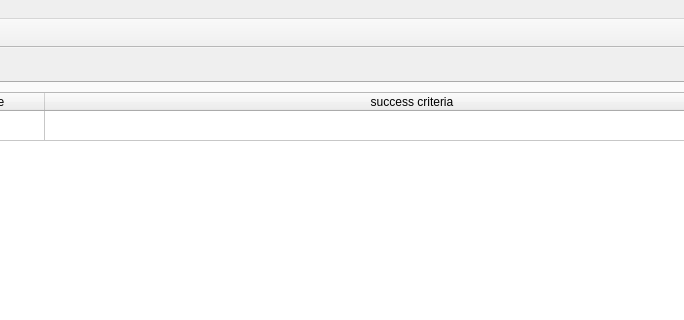
Above: pytask.ui from chernyshevdv/pytask before the change; both pictures show x 187 to 871 and y 0 to 320 of the 987 by 785 pixel window. Below: the same form after it.
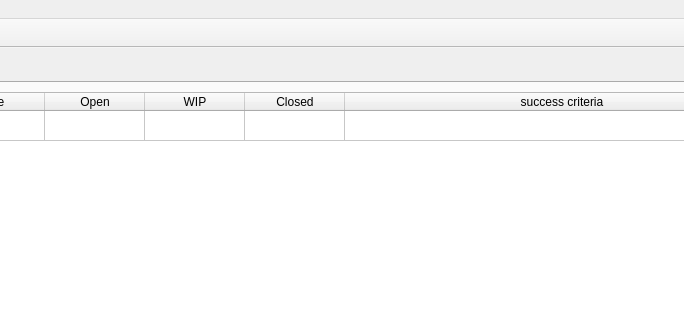
That is the form after the change. The open tabs and pages were chosen to show the change. Icons and pictures are not drawn.

Commit message: Close #11. Also added coloring of projects

```diff
--- a/pytask.ui
+++ b/pytask.ui
@@ -386,6 +386,21 @@
             <string>title</string>
            </property>
           </column>
+          <column>
+           <property name="text">
+            <string>Open</string>
+           </property>
+          </column>
+          <column>
+           <property name="text">
+            <string>WIP</string>
+           </property>
+          </column>
+          <column>
+           <property name="text">
+            <string>Closed</string>
+           </property>
+          </column>
           <column>
            <property name="text">
             <string>success criteria</string>
```
Left out of the diff: 2 changed lines with no effect on the pictures. The commit also changes 2 other files.
